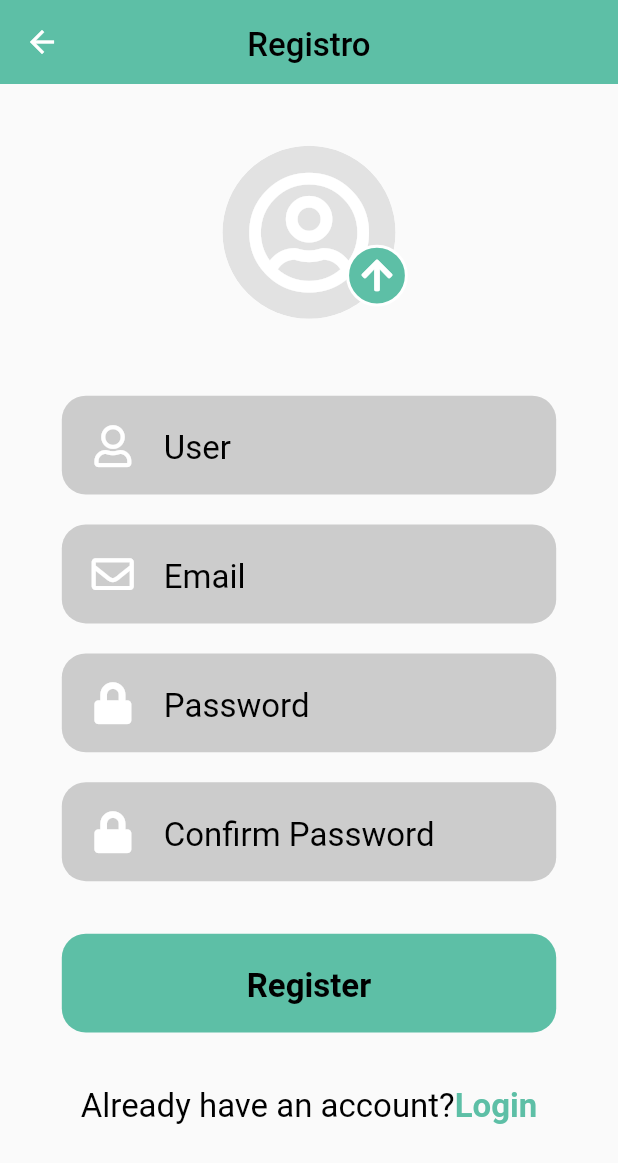
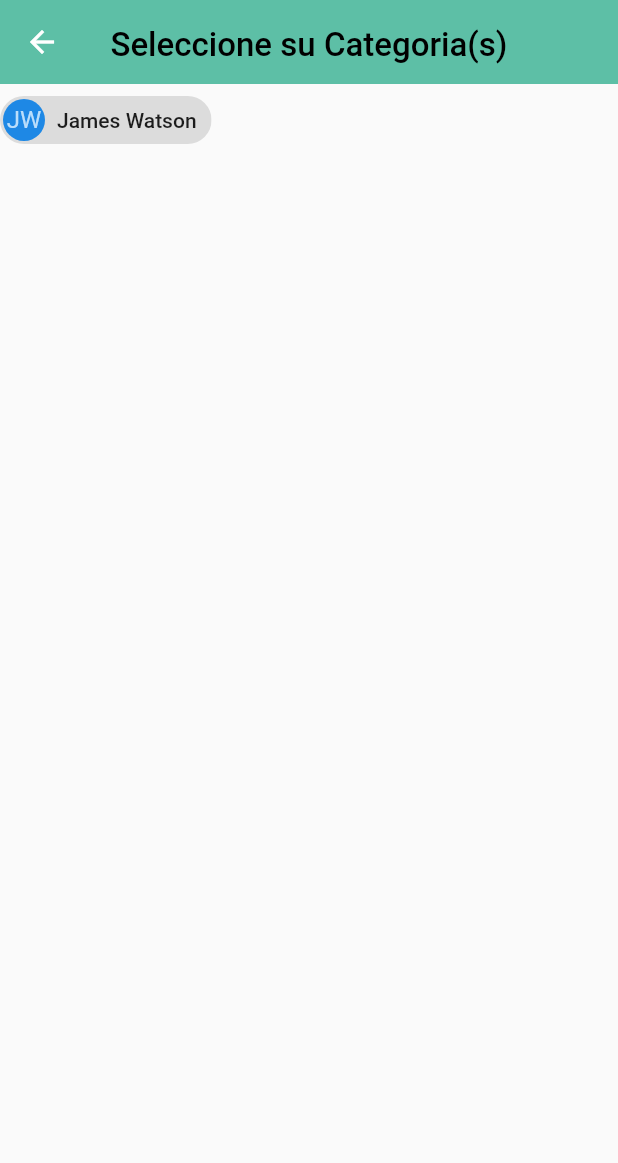
Before and after one commit to JhonatanWCL99/topicosflutter, a Flutter app: the CreateNewAccount2 screen opened directly, on a phone screen of 412 x 824 dp. Shown: the top 1163 px of the screen. Run offline on Flutter 3.47's test engine with Material 2 defaults, Android fonts, the phone set to English and light mode, and no system bars; our stand-ins replace firebase_core, firebase_storage, font_awesome_flutter, google_maps_flutter, image_picker, sqflite; accounts and stored records are empty.

Commit message:
tercer commit

```diff
--- a/lib/main.dart
+++ b/lib/main.dart
@@ -1,5 +1,7 @@
 import 'package:flutter/material.dart';
 import "package:firebase_core/firebase_core.dart" as firebase_core;
+import 'package:registro_login/screens/create-new-account-3.dart';
+import 'package:registro_login/screens/create-new-account-4.dart';
 import 'package:registro_login/screens/create-new-account.dart';
 import 'package:registro_login/screens/create-new_account-fin.dart';
 import 'package:registro_login/screens/forgot-password.dart';
@@ -18,7 +20,7 @@ class MyApp extends StatelessWidget {
       title: 'Material App',
       initialRoute: "/",
       routes: {
-        '/': (context) => LoginScreen(),
+        '/': (context) => CreateNewAccount3(),
         'ForgotPassword': (context) => ForgotPassword(),
         'CreateNewAccount': (context) => CreateNewAccount(),
         'CreateNewAccountFin': (context) => CreateNewAccountFin()
--- a/lib/screens/create-new-account-2.dart
+++ b/lib/screens/create-new-account-2.dart
@@ -8,127 +8,44 @@ import 'package:registro_login/widgets/widgets.dart';
 class CreateNewAccount2 extends StatelessWidget {
   @override
   Widget build(BuildContext context) {
-    Size size = MediaQuery.of(context).size;
-    return Stack(
-      children: [
-        Scaffold(
+    return Scaffold(
         appBar: AppBar(
           backgroundColor: Color(0xff5DBFA6),
           elevation: 0,
           title: Text(
-              'Registro',
+            'Seleccione su Categoria(s)',
             style: kBodyText,
           ),
           centerTitle: true,
         ),
-          body: SingleChildScrollView(
-            child: Column(
-              children: [
-                SizedBox(
-                  height: size.width * 0.1,
-                ),
-                Stack(
-                  children: [
-                    Center(
-                      child: ClipOval(
-                        child: BackdropFilter(
-                          filter: ImageFilter.blur(sigmaX: 3, sigmaY: 3),
-                          child: CircleAvatar(
-                            radius: size.width * 0.14,
-                            backgroundColor: Colors.grey[400].withOpacity(
-                              0.4,
-                            ),
-                            child: Icon(
-                              FontAwesomeIcons.userCircle,
-                              color: kWhite,
-                              size: size.width * 0.20,
-                            ),
-                          ),
-                        ),
-                      ),
-                    ),
-                    Positioned(
-                      top: size.height * 0.08,
-                      left: size.width * 0.56,
-                      child: Container(
-                        height: size.width * 0.1,
-                        width: size.width * 0.1,
-                        decoration: BoxDecoration(
-                          color: kGreen,
-                          shape: BoxShape.circle,
-                          border: Border.all(color: kWhite, width: 2),
-                        ),
-                        child: Icon(
-                          FontAwesomeIcons.arrowUp,
-                          color: kWhite,
-                        ),
-                      ),
-                    )
-                  ],
-                ),
-                SizedBox(
-                  height: size.width * 0.1,
-                ),
-                Column(
-                  children: [
-                    TextInputField(
-                      icon: FontAwesomeIcons.user,
-                      hint: 'User',
-                      inputType: TextInputType.name,
-                      inputAction: TextInputAction.next,
-                    ),
-                    TextInputField(
-                      icon: FontAwesomeIcons.envelope,
-                      hint: 'Email',
-                      inputType: TextInputType.emailAddress,
-                      inputAction: TextInputAction.next,
-                    ),
-                    PasswordInput(
-                      icon: FontAwesomeIcons.lock,
-                      hint: 'Password',
-                      inputAction: TextInputAction.next,
-                    ),
-                    PasswordInput(
-                      icon: FontAwesomeIcons.lock,
-                      hint: 'Confirm Password',
-                      inputAction: TextInputAction.done,
-                    ),
-                    SizedBox(
-                      height: 25,
-                    ),
-                    RoundedButton(buttonName: 'Register'),
-                    SizedBox(
-                      height: 30,
-                    ),
-                    Row(
-                      mainAxisAlignment: MainAxisAlignment.center,
-                      children: [
-                        Text(
-                          'Already have an account?',
-                          style: kBodyText,
-                        ),
-                        GestureDetector(
-                          onTap: () {
-                            Navigator.pushNamed(context, '/');
-                          },
-                          child: Text(
-                            'Login',
-                            style: kBodyText.copyWith(
-                                color: kGreen, fontWeight: FontWeight.bold),
-                          ),
-                        ),
-                      ],
-                    ),
-                    SizedBox(
-                      height: 20,
-                    ),
-                  ],
-                )
-              ],
-            ),
-          ),
-        )
-      ],
-    );
+        body: Categoria());
   }
 }
+
+class Categoria extends StatefulWidget {
+  @override
+  StateCategoria createState() => StateCategoria();
+}
+
+class StateCategoria extends State<Categoria> {
+  @override
+  Widget build(BuildContext context) {
+    return Scaffold(
+        body: Column(children: [
+      InputChip(
+        padding: EdgeInsets.all(2.0),
+        avatar: CircleAvatar(
+          backgroundColor: Colors.blue.shade600,
+          child: Text('JW'),
+        ),
+        label: Text('James Watson'),
+        //selected: _isSelected,
+        selectedColor: Colors.green,
+        onSelected: (bool selected) {
+          setState(() {
+        // _isSelected = selected;
+       });
+      )
+    ]));
+  }
+}
--- a/lib/widgets/widgets.dart
+++ b/lib/widgets/widgets.dart
@@ -1,3 +1,4 @@
 export 'password-input.dart';
 export 'text-field-input.dart';
 export 'rounded-button.dart';
+export 'Input_Deco_design.dart';
--- a/pubspec.yaml
+++ b/pubspec.yaml
@@ -34,8 +34,8 @@ dependencies:
   firebase_storage: ^7.0.0
   font_awesome_flutter: ^8.10.0
   google_fonts: ^1.1.1
-  google_maps_flutter: ^0.0.3
-  geolocator: ^2.1.0
+  google_maps_flutter: ^1.2.0
+  geolocator: ^6.2.0
 
 dev_dependencies:
   flutter_test:
```
Also changed, not shown: lib/screens/create-new-account-3.dart (deleted, +0 -92 lines), lib/screens/create-new-account-4.dart (added, +90 -0 lines), lib/screens/create-new-account.dart (+36 -32 lines), lib/screens/create-new_account-fin.dart (+43 -59 lines), lib/screens/login-screen.dart (+55 -10 lines), lib/widgets/Input_Deco_design.dart (added, +26 -0 lines), pubspec.lock. Lines whose indentation alone changed are shown as unchanged.
